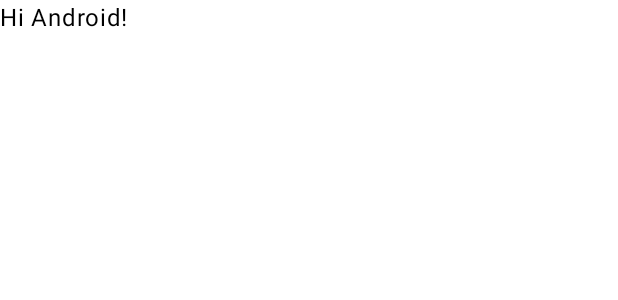
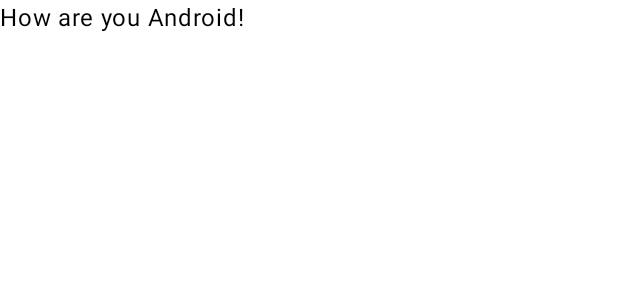
Before and after one commit to onlymasab/my-application, an Android app built with Jetpack Compose: the @Preview function GreetingPreview, on a phone screen of 412 x 824 dp. Shown: the top 300 px of the screen. Run offline under Robolectric (Android 15) with nearby library versions, the phone set to English and light mode, and no system bars.

Commit message:
updated message

```diff
--- a/app/src/main/java/com/example/myapplication/MainActivity.kt
+++ b/app/src/main/java/com/example/myapplication/MainActivity.kt
@@ -33,7 +33,7 @@ class MainActivity : ComponentActivity() {
 @Composable
 fun Greeting(name: String, modifier: Modifier = Modifier) {
     Text(
-        text = "Hi $name!",
+        text = "How are you $name!",
         modifier = modifier
     )
 }
```
